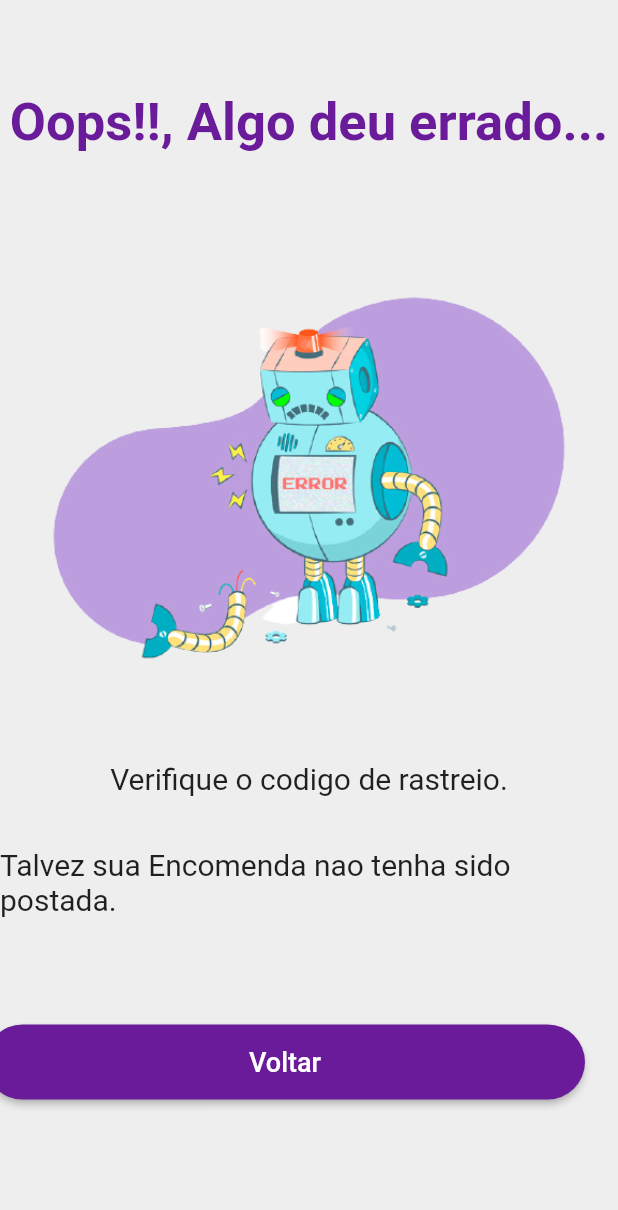
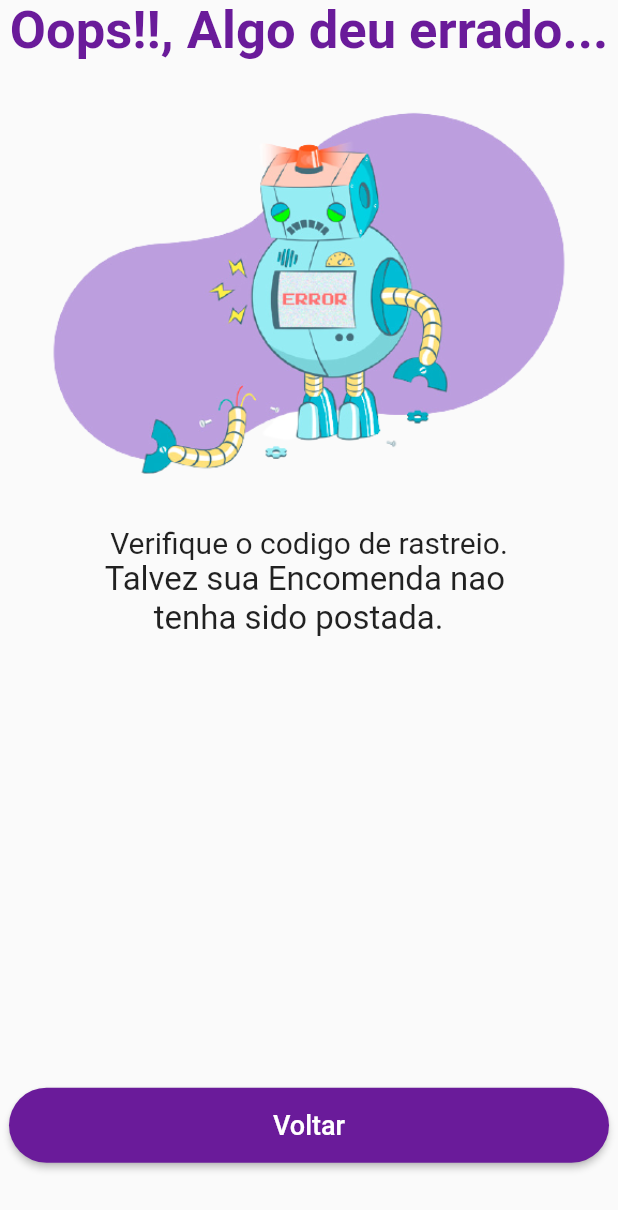
Before and after one commit to MRaphaelpy/Rastreador-de-Encomendas, a Flutter app: the Error_Page screen opened directly, on a phone screen of 412 x 824 dp. Shown: the top 1210 px of the screen. Run offline on Flutter 3.47's test engine with Material 2 defaults, Android fonts, the phone set to English and light mode, and no system bars; our stand-ins replace google_fonts, sizer, sqflite; missing offline and left inert: validatorless; accounts and stored records are empty.

Commit message:
Name edited

```diff
--- a/lib/error_page.dart
+++ b/lib/error_page.dart
@@ -1,4 +1,5 @@
 import 'package:flutter/material.dart';
+import 'package:sizer/sizer.dart';
 
 // ignore: camel_case_types
 class Error_Page extends StatefulWidget {
@@ -7,44 +8,35 @@ class Error_Page extends StatefulWidget {
   @override
   _Error_PageState createState() => _Error_PageState();
 }
-
 // ignore: camel_case_types
 class _Error_PageState extends State<Error_Page> {
   @override
   Widget build(BuildContext context) {
     return Scaffold(
-      backgroundColor: Colors.grey[200],
-      body: Column(
-        children: [
-          Align(
-            heightFactor: 4,
-            child: Text("Oops!!, Algo deu errado...",style: TextStyle(
+      body: SingleChildScrollView(
+        child: Container(
+          child: Column(children: [
+           Text("Oops!!, Algo deu errado...",style: TextStyle(
                   fontSize: 35,
                   color: Colors.purple[800],
                   fontWeight: FontWeight.bold,
-            ),),
+                ),
                 ),
                 Image.asset("images/errorRobot.png"),
-        const  Align(
-            heightFactor: 4,
-            child: Text("Verifique o codigo de rastreio.",style: TextStyle(
+                Text("Verifique o codigo de rastreio.",style: TextStyle(
                   fontSize: 20,
                   color: Colors.black87
                 ),
                 ),
-          ),
-      const Align(
-            child: Text("Talvez sua Encomenda nao tenha sido postada.",style: TextStyle(
-              fontSize: 20,
+                Text("Talvez sua Encomenda nao \n      tenha sido postada.",style: TextStyle(
+                  fontSize: 22,
                   color: Colors.black87
                 ),
                 ),
-          ),
-        ],
-      ),
-      floatingActionButton: Center(
-        heightFactor: 4,
-        child: SizedBox(
+            Align(
+              heightFactor: 7,
+              alignment: Alignment.bottomCenter,
+              child:SizedBox(
             width: 400,
             height: 50,
             child: ElevatedButton(
@@ -67,6 +59,12 @@ class _Error_PageState extends State<Error_Page> {
             ),
           ),
             ),
+         const   SizedBox(
+              height: 10,
+            ),
+          ],),
+          ),
+      ),
     );
   }
 }
--- a/lib/main.dart
+++ b/lib/main.dart
@@ -4,7 +4,7 @@ import 'package:track/help_page.dart';
 import 'package:track/homepage.dart';
 import 'package:track/models.dart';
 import 'dialogalert.dart';
-
+import 'package:sizer/sizer.dart';
 void main() {
   runApp(MaterialApp(
     theme: ThemeData(
@@ -35,6 +35,8 @@ class _InicialPageState extends State<InicialPage> {
 
   @override
   Widget build(BuildContext context) {
+    return Sizer(
+      builder: (context, orientacion, devicetipe){
       return Scaffold(
         drawer: Drawer(
           child: Column(
@@ -78,6 +80,8 @@ class _InicialPageState extends State<InicialPage> {
           backgroundColor: Colors.purple,
           shape: const OutlineInputBorder(),
         ),
+      );
+      }
     );
   }
 
```
Also changed, not shown: lib/homepage.dart (+22 -19 lines), pubspec.yaml (+7 -0 lines), images/appicon.png (added), pubspec.lock, 6 other files. Lines whose indentation alone changed are shown as unchanged.
